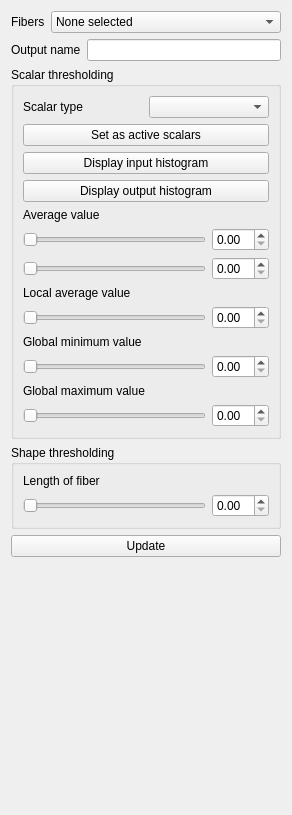
BackupTheBerlios/viste-tool-svn, file branches/smeesters/plugins/testing/smeesters/ScoringTools/ScoringTools.ui: the form before one commit.
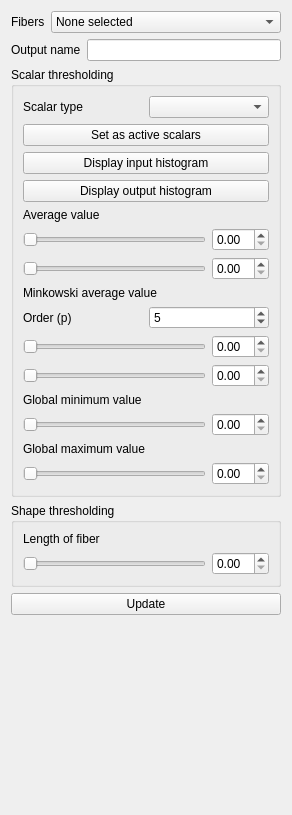
The form after the commit.

```diff
--- a/branches/smeesters/plugins/testing/smeesters/ScoringTools/ScoringTools.ui
+++ b/branches/smeesters/plugins/testing/smeesters/ScoringTools/ScoringTools.ui
@@ -136,10 +136,31 @@
       <item>
        <widget class="QLabel" name="label_5">
         <property name="text">
-         <string>Local average value</string>
+         <string>Minkowski average value</string>
         </property>
        </widget>
       </item>
+      <item>
+       <layout class="QHBoxLayout" name="horizontalLayout_8">
+        <item>
+         <widget class="QLabel" name="label_9">
+          <property name="text">
+           <string>Order (p)</string>
+          </property>
+         </widget>
+        </item>
+        <item>
+         <widget class="QSpinBox" name="minkowskiOrderSpinBox">
+          <property name="minimum">
+           <number>1</number>
+          </property>
+          <property name="value">
+           <number>5</number>
+          </property>
+         </widget>
+        </item>
+       </layout>
+      </item>
       <item>
        <layout class="QHBoxLayout" name="horizontalLayout_2">
         <item>
@@ -150,7 +171,29 @@
          </widget>
         </item>
         <item>
-         <widget class="QDoubleSpinBox" name="localAverageValueSpinBox"/>
+         <widget class="QDoubleSpinBox" name="minkowskiAverageValueMinSpinBox">
+          <property name="singleStep">
+           <double>0.010000000000000</double>
+          </property>
+         </widget>
+        </item>
+       </layout>
+      </item>
+      <item>
+       <layout class="QHBoxLayout" name="horizontalLayout_9">
+        <item>
+         <widget class="QSlider" name="minkowskiAverageValueMaxSlider">
+          <property name="orientation">
+           <enum>Qt::Horizontal</enum>
+          </property>
+         </widget>
+        </item>
+        <item>
+         <widget class="QDoubleSpinBox" name="minkowskiAverageValueMaxSpinBox">
+          <property name="singleStep">
+           <double>0.010000000000000</double>
+          </property>
+         </widget>
         </item>
        </layout>
       </item>
```
Left out of the diff: 20 changed lines with no effect on the pictures.
